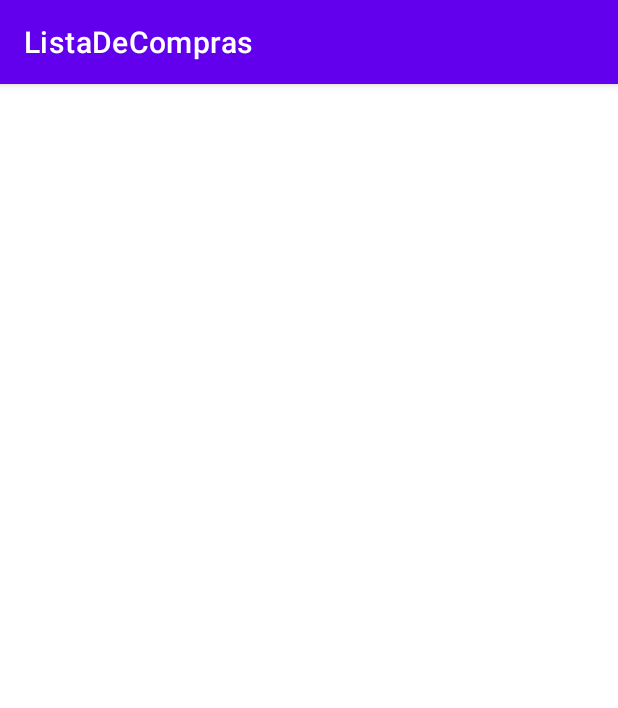
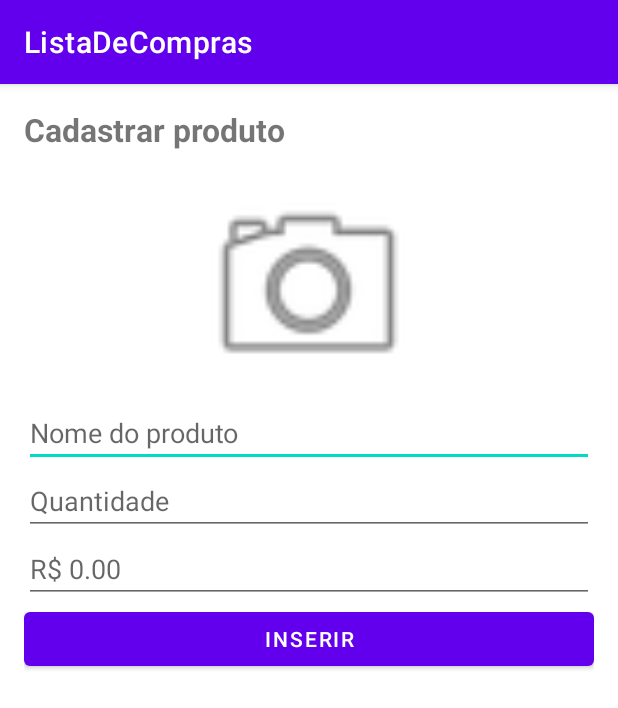
Before and after one commit to HelioAnacronista/lista-de-compras, an Android app: the CadastroActivity screen opened directly, with no data from a screen before it, on a phone screen of 412 x 824 dp. Shown: the top 708 px of the screen. Run offline under Robolectric (Android 15) with nearby library versions, the phone set to English and light mode, and no system bars.

Commit message:
navigation between Main/Cadastro

```diff
--- a/app/src/main/AndroidManifest.xml
+++ b/app/src/main/AndroidManifest.xml
@@ -15,9 +15,10 @@
         <activity
             android:name=".CadastroActivity"
             android:exported="false">
+            <!-- configurando a hieraquia de activity-->
             <meta-data
-                android:name="android.app.lib_name"
-                android:value="" />
+                android:name="android.support.PARENT_ACTIVITY"
+                android:value=".MainActivity" />
         </activity>
         <activity
             android:name=".MainActivity"
--- a/app/src/main/res/layout/activity_cadastro.xml
+++ b/app/src/main/res/layout/activity_cadastro.xml
@@ -8,6 +8,51 @@
     android:padding="16dp"
     >
 
+    <TextView
+        android:layout_width="match_parent"
+        android:layout_height="wrap_content"
+        android:text="Cadastrar produto"
+        android:textStyle="bold"
+        android:textSize="21sp"
+        android:layout_marginBottom="15dp"
+    ></TextView>
 
+    <ImageView
+        android:layout_width="150dp"
+        android:layout_height="150dp"
+        android:src="@android:drawable/ic_menu_camera"
+        android:id="@+id/img_foto_produto"
+        android:layout_gravity="center_horizontal"
+    ></ImageView>
+
+    <EditText
+        android:layout_width="match_parent"
+        android:layout_height="wrap_content"
+        android:id="@+id/txt_produto"
+        android:hint="Nome do produto"
+    ></EditText>
+
+    <EditText
+        android:layout_width="match_parent"
+        android:layout_height="wrap_content"
+        android:id="@+id/txt_qtd"
+        android:inputType="number"
+        android:hint="Quantidade"
+    ></EditText>
+
+    <EditText
+        android:layout_width="match_parent"
+        android:layout_height="wrap_content"
+        android:id="@+id/txt_valor"
+        android:inputType="numberDecimal"
+        android:hint="R$ 0.00"
+    ></EditText>
+
+    <Button
+        android:layout_width="match_parent"
+        android:layout_height="wrap_content"
+        android:text="inserir"
+        android:id="@+id/btn_inserir"
+    ></Button>
 
 </LinearLayout>
```
Also changed, not shown: app/src/main/java/livrokotlin/com/br/CadastroActivity.kt (+13 -0 lines), app/src/main/java/livrokotlin/com/br/MainActivity.kt (+5 -10 lines), app/src/main/res/layout/activity_main.xml (+14 -10 lines), app/src/main/res/drawable-v24/produto_sem_foto.png (added).
